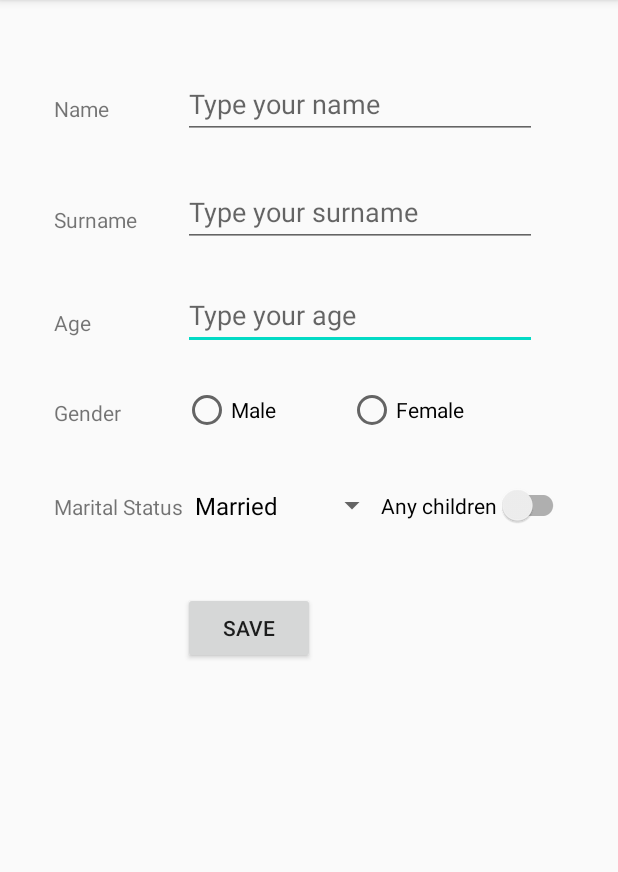
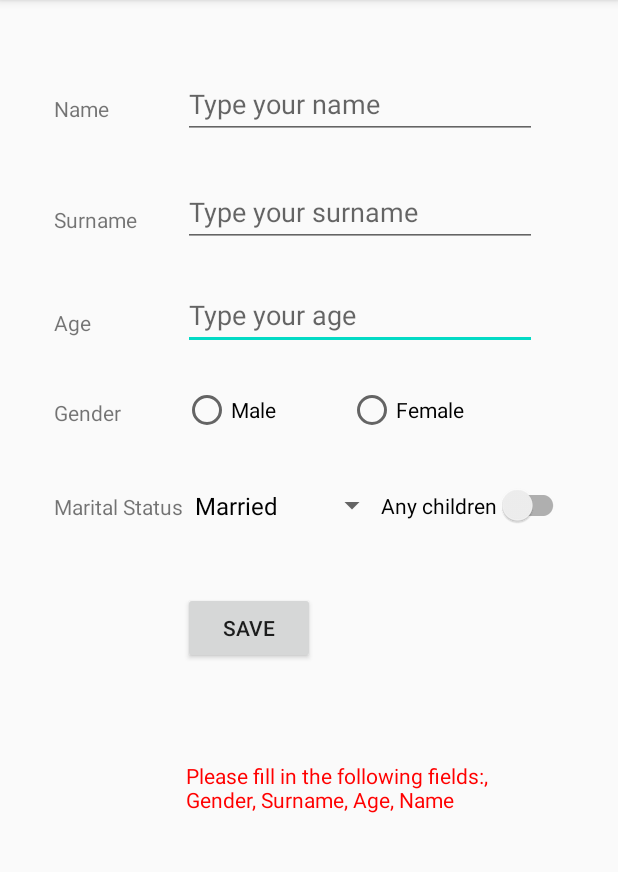
Before and after one commit to fesanmar/RegisterMe, an Android app: the screen it shows after launch (MainActivity), after a tap on "SAVE", on a phone screen of 412 x 824 dp, the part 84-956 px from its top. Run offline under Robolectric (Android 15) with nearby library versions, the light colour scheme and no system bars.

Commit message:
Implements the app's main logic.

```diff
--- a/app/src/main/java/com/example/registerme/MainActivity.java
+++ b/app/src/main/java/com/example/registerme/MainActivity.java
@@ -1,17 +1,24 @@
 package com.example.registerme;
-
-import androidx.appcompat.app.AppCompatActivity;
-import androidx.appcompat.widget.SwitchCompat;
 
 import android.os.Bundle;
 import android.view.View;
 import android.widget.ArrayAdapter;
 import android.widget.Button;
 import android.widget.EditText;
+import android.widget.RadioButton;
 import android.widget.RadioGroup;
 import android.widget.Spinner;
 import android.widget.TextView;
 import android.widget.Toast;
+
+import androidx.appcompat.app.AppCompatActivity;
+import androidx.appcompat.widget.SwitchCompat;
+
+import java.util.ArrayList;
+import java.util.Collection;
+import java.util.HashMap;
+import java.util.List;
+import java.util.Map;
 
 public class MainActivity extends AppCompatActivity implements View.OnClickListener {
 
@@ -25,11 +32,14 @@ public class MainActivity extends AppCompatActivity implements View.OnClickListe
     SwitchCompat swChildren;
     TextView lblMonitor;
 
+    HashMap<String, View> elements = new HashMap<>();
+
     @Override
     protected void onCreate(Bundle savedInstanceState) {
         super.onCreate(savedInstanceState);
         setContentView(R.layout.activity_main);
         setUpViews();
+        fillElementsMap();
     }
 
     private void setUpViews() {
@@ -40,15 +50,19 @@ public class MainActivity extends AppCompatActivity implements View.OnClickListe
         rgGender = findViewById(R.id.rgGender);
         swChildren = findViewById(R.id.swChildren);
         btnButton = findViewById(R.id.btnSave);
-        btnButton.setOnClickListener( new View.OnClickListener() {
-            @Override
-            public void onClick(View view) {
-                click(view);
-            }
-        });
+        btnButton.setOnClickListener(this);
         btnClear = findViewById(R.id.btnClear);
         btnClear.setOnClickListener(this);
         lblMonitor = findViewById(R.id.lblMonitor);
+    }
+
+    private void fillElementsMap() {
+        elements.put(getString(R.string.text_view_surname), txtSurname);
+        elements.put(getString(R.string.text_view_name), txtName);
+        elements.put(getString(R.string.text_view_age), txtAge);
+        elements.put(getString(R.string.text_view_gender), rgGender);
+        elements.put(getString(R.string.text_view_marital_status), spMaritalStatus);
+        elements.put(getString(R.string.any_children_switch), swChildren);
     }
 
     private void fillMaritalStatusSpinner() {
@@ -63,6 +77,8 @@ public class MainActivity extends AppCompatActivity implements View.OnClickListe
     public void onClick(View view) {
         if (view.equals(btnClear))
             clearTextFields();
+        else
+            displayAccurateMessage();
     }
 
     public void clearTextFields() {
@@ -75,7 +91,62 @@ public class MainActivity extends AppCompatActivity implements View.OnClickListe
         lblMonitor.setText("");
     }
 
-    public void click(View view) {
-        Toast.makeText(MainActivity.this, "Me pulsaste...", Toast.LENGTH_SHORT).show();
+    private void displayAccurateMessage() {
+        Collection<String> emptyFields = getMissingFields();
+        if (emptyFields.isEmpty())
+            showOutputAndClearForm();
+        else
+            displayMissingFieldsError(emptyFields);
     }
+
+    private void showOutputAndClearForm() {
+        displaySuccessMessage();
+        clearTextFields();
+    }
+
+    private Collection<String> getMissingFields() {
+        List<String> missingFields = new ArrayList<>();
+        for (Map.Entry<String, View> pair : elements.entrySet()) {
+            if (isEmpty(pair.getValue()))
+                missingFields.add(pair.getKey());
+        }
+        return missingFields;
+    }
+
+    private boolean isEmpty(View view) {
+        if (view instanceof TextView)
+            return ((TextView) view).getText().toString().trim().isEmpty();
+        else if (view instanceof RadioGroup)
+            return ((RadioGroup) view).getCheckedRadioButtonId() == -1;
+        else
+            return false;
+    }
+
+    private void displaySuccessMessage() {
+        String surname = txtSurname.getText().toString();
+        String name = txtName.getText().toString();
+        String adult = (Integer.parseInt(txtAge.getText().toString())) >= 18
+                ? getString(R.string.adult)
+                : getString(R.string.under_age);
+        int id = rgGender.getCheckedRadioButtonId();
+        RadioButton g = findViewById(id);
+        String gender = g.getText().toString().toLowerCase();
+        String maritalStatus = spMaritalStatus.getSelectedItem().toString().toLowerCase();
+        String hasChildren = swChildren.isChecked()
+                ? getString(R.string.with_children)
+                : getString(R.string.no_children);
+
+        String message = getString(R.string.success_message,
+                surname, name, adult, gender, maritalStatus, hasChildren);
+
+        Toast.makeText(MainActivity.this, message, Toast.LENGTH_LONG).show();
+    }
+
+    private void displayMissingFieldsError(Collection<String> missingFields) {
+        StringBuilder sb = new StringBuilder(getString(R.string.missing_fields_message));
+        for (String field : missingFields)
+            sb.append(", ").append(field);
+        lblMonitor.setText(sb.toString());
+    }
+
 }
--- a/app/src/main/res/layout-land/activity_main.xml
+++ b/app/src/main/res/layout-land/activity_main.xml
@@ -97,7 +97,7 @@
         android:ems="10"
         android:hint="@string/edit_text_name_hint"
         android:inputType="textPersonName|textCapWords"
-        android:text="@string/text_field_empty"
+        android:text=""
         app:layout_constraintBottom_toBottomOf="parent"
         app:layout_constraintEnd_toEndOf="parent"
         app:layout_constraintHorizontal_bias="0.523"
@@ -182,7 +182,7 @@
         android:ems="10"
         android:hint="@string/edit_text_surname_hint"
         android:inputType="textPersonName|textCapWords"
-        android:text="@string/text_field_empty"
+        android:text=""
         app:layout_constraintBottom_toBottomOf="parent"
         app:layout_constraintEnd_toEndOf="parent"
         app:layout_constraintHorizontal_bias="0.523"
--- a/app/src/main/res/layout/activity_main.xml
+++ b/app/src/main/res/layout/activity_main.xml
@@ -90,7 +90,6 @@
         android:ems="10"
         android:hint="@string/edit_text_name_hint"
         android:inputType="textPersonName|textCapWords"
-        android:text="@string/text_field_empty"
         app:layout_constraintBottom_toBottomOf="parent"
         app:layout_constraintEnd_toEndOf="parent"
         app:layout_constraintHorizontal_bias="0.692"
@@ -106,7 +105,6 @@
         android:ems="10"
         android:hint="@string/edit_text_surname_hint"
         android:inputType="textPersonName|textCapWords"
-        android:text="@string/text_field_empty"
         app:layout_constraintBottom_toBottomOf="parent"
         app:layout_constraintEnd_toEndOf="parent"
         app:layout_constraintHorizontal_bias="0.692"
--- a/app/src/main/res/values/strings.xml
+++ b/app/src/main/res/values/strings.xml
@@ -11,7 +11,6 @@
     <string name="text_view_gender">Gender</string>
     <string name="male_gender_option">Male</string>
     <string name="female_gender_option">Female</string>
-    <string name="text_field_empty"></string>
     <string name="text_view_marital_status">Marital Status</string>
     <string-array name="marital_statuses">
         <item>Married</item>
@@ -20,4 +19,10 @@
         <item>Other</item>
     </string-array>
     <string name="any_children_switch">Any children</string>
+    <string name="success_message">%s, %s, %s, %s %s and %s</string>
+    <string name="adult">adult</string>
+    <string name="under_age">under age</string>
+    <string name="no_children">no children</string>
+    <string name="with_children">have children</string>
+    <string name="missing_fields_message">Please fill in the following fields: </string>
 </resources>
```
Also changed, not shown: 1 other file.
